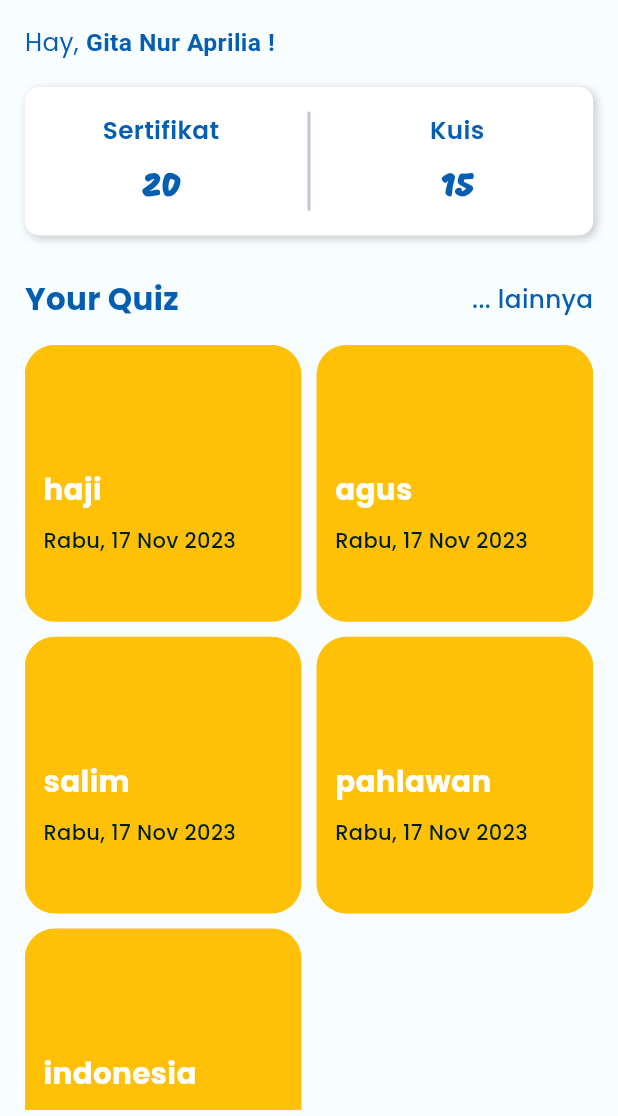
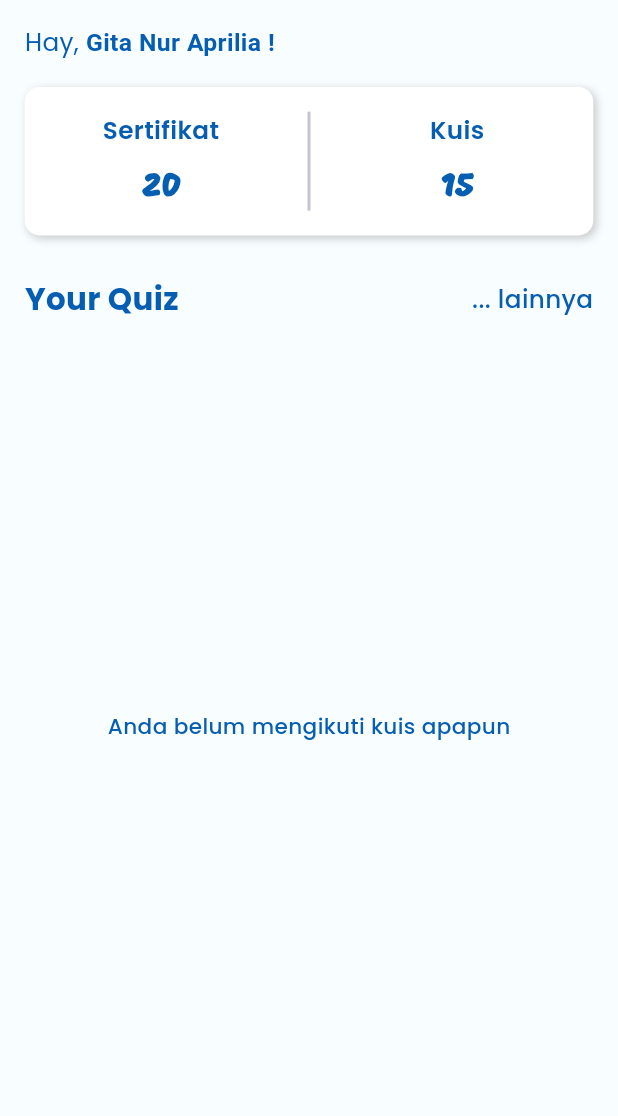
Before and after one commit to unustudents/simple-quiz, a Flutter app: the HomeView screen opened by its route, on a phone screen of 412 x 824 dp, the part 120-1236 px from its top. Run offline on Flutter 3.47's test engine with Material 3 defaults, Android fonts, the phone set to English and light mode, and no system bars; our stand-ins replace get.

Commit message:
edit : card gridview

```diff
--- a/lib/app/modules/home/controllers/home_controller.dart
+++ b/lib/app/modules/home/controllers/home_controller.dart
@@ -1,5 +1,5 @@
 import 'package:get/get.dart';
 
 class HomeController extends GetxController {
-  final quis = ['haji', 'agus', 'salim', 'pahlawan', 'indonesia'];
+  final quis = RxList([]);
 }
--- a/lib/app/modules/home/views/home_view.dart
+++ b/lib/app/modules/home/views/home_view.dart
@@ -111,7 +111,18 @@ class HomeView extends GetView<HomeController> {
               ),
               const SizedBox(height: 16),
               Expanded(
-                child: GridView.count(
+                child: controller.quis.isEmpty
+                    ? Center(
+                        child: Text(
+                          'Anda belum mengikuti kuis apapun',
+                          style: TextStyle(
+                              color: AppColors.biruTua,
+                              fontSize: 14.0.sp,
+                              fontWeight: FontWeight.w500),
+                        ),
+                      )
+                    : Obx(
+                        () => GridView.count(
                           // primary: false,
                           // shrinkWrap: true,
                           crossAxisSpacing: 10,
@@ -124,6 +135,7 @@ class HomeView extends GetView<HomeController> {
                                 )
                                 .toList(),
                           ],
+                        ),
                       ),
               ),
             ],
```
Lines whose indentation alone changed are shown as unchanged.
